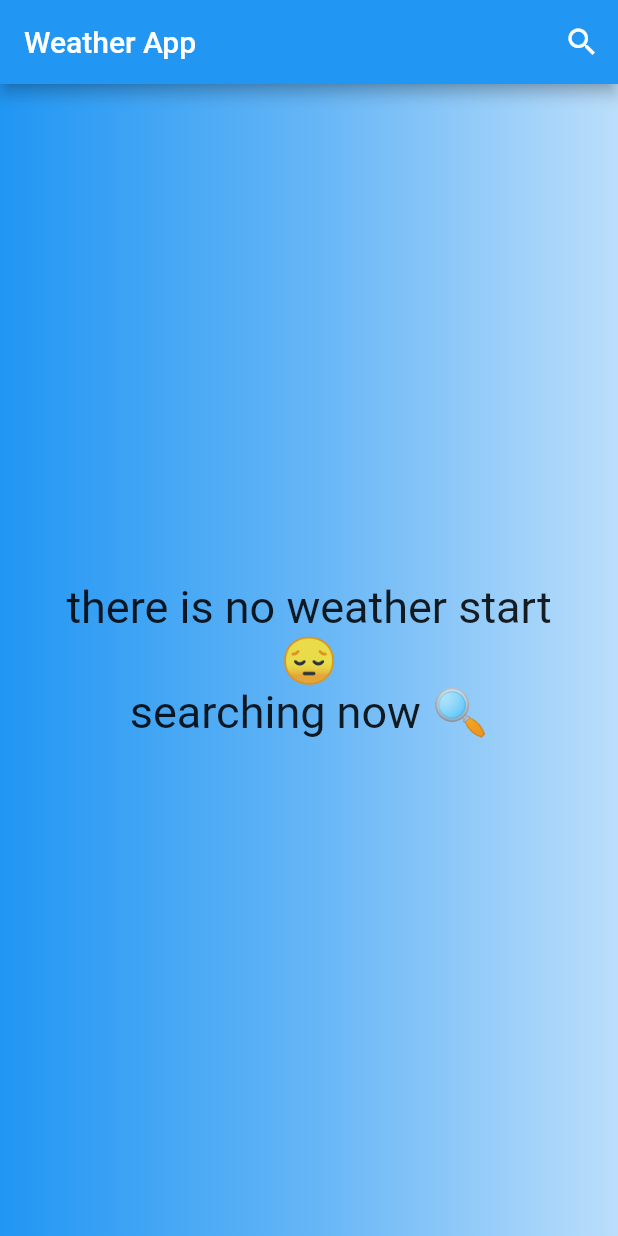
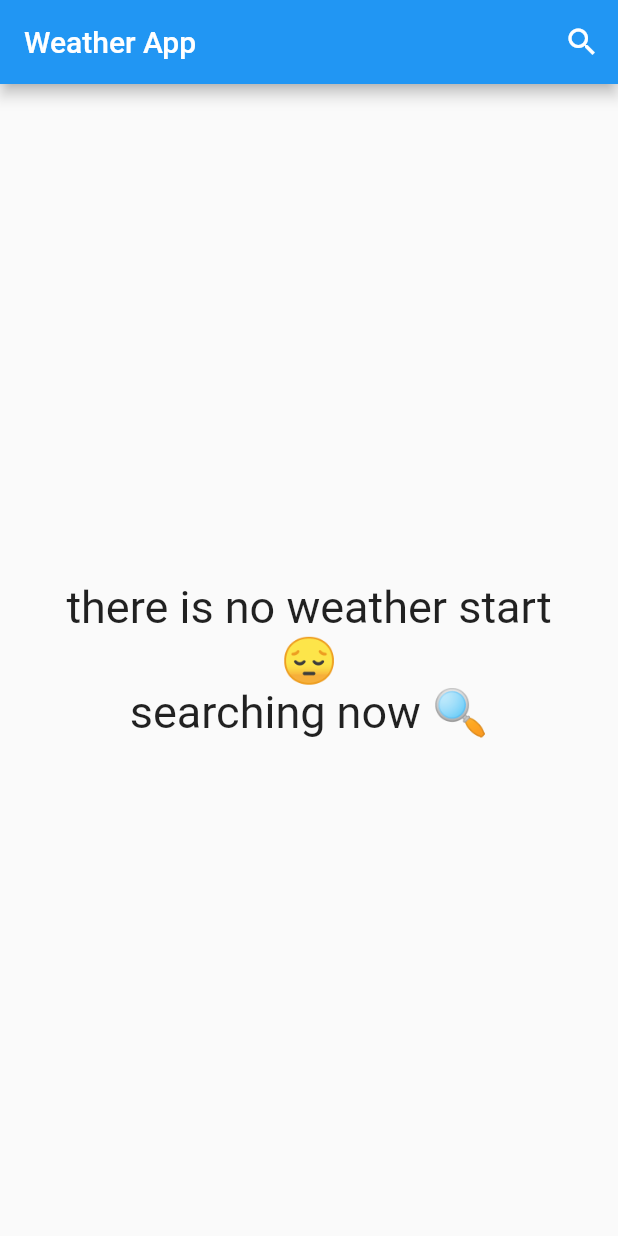
Before and after one commit to AhmedMohmmedd/WeatherApp, a Flutter app: the screen it shows after launch, on a phone screen of 412 x 824 dp. Run offline on Flutter 3.47's test engine with Material 2 defaults, Android fonts, the phone set to English and light mode, and no system bars; our stand-ins replace flutter_bloc.

Commit message:
final update

```diff
--- /dev/null
+++ b/lib/cubits/weather_cubit/weather_cubit.dart
@@ -0,0 +1,25 @@
+import 'package:flutter_bloc/flutter_bloc.dart';
+import 'package:weatherapp/cubits/weather_cubit/weather_state.dart';
+
+import '../../models/weather_model.dart';
+import '../../services/weather_services.dart';
+
+class WeatherCubit extends Cubit<WeatherState> {
+  WeatherService weathrservice;
+  WeatherModel? weatherModel;
+  String? cityName;
+
+  WeatherCubit(this.weathrservice) : super(WeathherInitial());
+
+  void getWeather({required String cityName}) async {
+    emit(WeathherLoding());
+
+     weatherModel = await weathrservice.getWeather(cityName: cityName);
+      emit(WeathherSuccess());
+
+    if(weatherModel == null){
+     emit(WeathherFailure());
+    }
+
+    }
+  }
--- /dev/null
+++ b/lib/cubits/weather_cubit/weather_state.dart
@@ -0,0 +1,7 @@
+abstract class WeatherState{}
+class WeathherInitial extends WeatherState {}
+
+
+class WeathherLoding extends WeatherState {}
+class WeathherSuccess extends WeatherState {}
+class WeathherFailure extends WeatherState {}
--- a/lib/main.dart
+++ b/lib/main.dart
@@ -1,13 +1,16 @@
 import 'package:flutter/material.dart';
+import 'package:flutter_bloc/flutter_bloc.dart';
 import 'package:provider/provider.dart';
+import 'package:weatherapp/cubits/weather_cubit/weather_cubit.dart';
 import 'package:weatherapp/models/weather_model.dart';
 import 'package:weatherapp/pages/home_page.dart';
 import 'package:weatherapp/providers/weather_provider.dart';
+import 'package:weatherapp/services/weather_services.dart';
 
 void main() {
-  runApp(ChangeNotifierProvider(
+  runApp(BlocProvider(
       create: (context) {
-        return WeatherProvider();
+        return WeatherCubit(WeatherService());
       },
       child: WeatherApp()));
 }
@@ -19,13 +22,14 @@ class WeatherApp extends StatelessWidget {
   Widget build(BuildContext context) {
     return MaterialApp(
       debugShowCheckedModeBanner: false,
-      theme: ThemeData(
-        // brightness: Brightness.dark,
-        primarySwatch: Provider.of<WeatherProvider>(context).weatherData == null
+      theme: ThemeData (
+
+        primarySwatch: Provider.of<WeatherCubit>(context).weatherModel == null
             ? Colors.blue
-            : Provider.of<WeatherProvider>(context).weatherData!.getColor(),
+            : BlocProvider.of<WeatherCubit>(context).weatherModel!.getColor(),
       ),
       home: HomePage(),
     );
   }
 }
+// brightness: Brightness.dark,
--- a/lib/models/weather_model.dart
+++ b/lib/models/weather_model.dart
@@ -55,7 +55,7 @@ class WeatherModel {
     }
   }
 
-  MaterialColor getColor() {
+  MaterialColor getColor()  {
     if (weatherStatename == 'Clear' || weatherStatename == 'Sunny') {
       return Colors.orange;
     } else if (weatherStatename == 'Sleet' ||
--- a/lib/pages/home_page.dart
+++ b/lib/pages/home_page.dart
@@ -1,18 +1,14 @@
 import 'package:flutter/material.dart';
+import 'package:flutter_bloc/flutter_bloc.dart';
 import 'package:provider/provider.dart';
+import 'package:weatherapp/cubits/weather_cubit/weather_cubit.dart';
+import 'package:weatherapp/cubits/weather_cubit/weather_state.dart';
 import 'package:weatherapp/pages/search_page.dart';
 import 'package:weatherapp/providers/weather_provider.dart';
 
 import '../models/weather_model.dart';
 
-class HomePage extends StatefulWidget {
-  HomePage({Key? key}) : super(key: key);
-
-  @override
-  State<HomePage> createState() => _HomePageState();
-}
-
-class _HomePageState extends State<HomePage> {
+class HomePage extends StatelessWidget {
   //WeatherModel? weatherData;
 
   WeatherModel? weatherData;
@@ -37,17 +33,36 @@ class _HomePageState extends State<HomePage> {
         ],
         title: Text('Weather App'),
       ),
-// Provider.of<WeatherProvider>(context , listen: true).weatherData
-      body: weatherData == null
-          ? Container(
-            decoration: BoxDecoration(
-              gradient: LinearGradient(colors:[
-                Colors.blue,
-                Colors.blue[300]!,
-                Colors.blue[100]!,
-              ])
+      body: BlocBuilder<WeatherCubit, WeatherState>(
+        builder: (context, State) {
+          if (State is WeathherLoding) {
+            return Center(
+              child: CircularProgressIndicator(),
+            );
+          } else if (State is WeathherSuccess) {
+           weatherData = BlocProvider.of<WeatherCubit>(context).weatherModel;
+            return successBody(weatherData: weatherData);
+          } else if (State is WeathherFailure) {
+            return Center(
+              child: Text('SomeThing went wrong please try agin'),
+            );
+          } else {
+            return DefaultlHomePahe();
+          }
+        },
       ),
-            child: Center(
+    );
+  }
+}
+
+class DefaultlHomePahe extends StatelessWidget {
+  const DefaultlHomePahe({
+    super.key,
+  });
+
+  @override
+  Widget build(BuildContext context) {
+    return Center(
       child: Column(
         mainAxisSize: MainAxisSize.min,
         children: [
@@ -71,9 +86,21 @@ class _HomePageState extends State<HomePage> {
           )
         ],
       ),
-              ),
-          )
-          : Container(
+    );
+  }
+}
+
+class successBody extends StatelessWidget {
+  const successBody({
+    super.key,
+    required this.weatherData,
+  });
+
+  final WeatherModel? weatherData;
+
+  @override
+  Widget build(BuildContext context) {
+    return Container(
       decoration: BoxDecoration(
           gradient: LinearGradient(
         colors: [
--- a/lib/providers/weather_provider.dart
+++ b/lib/providers/weather_provider.dart
@@ -1,15 +1,15 @@
-import 'package:flutter/cupertino.dart';
-import 'package:weatherapp/models/weather_model.dart';
+// import 'package:flutter/cupertino.dart';
+// import 'package:weatherapp/models/weather_model.dart';
 
-class WeatherProvider extends ChangeNotifier {
-  WeatherModel? _weatherData;
+// class WeatherProvider extends ChangeNotifier {
+//   WeatherModel? _weatherData;
 
-  String? cityName;
+//   String? cityName;
 
-  set weatherData(WeatherModel? weather) {
-    _weatherData = weather;
-    notifyListeners();
-  }
+//   set weatherData(WeatherModel? weather) {
+//     _weatherData = weather;
+//     notifyListeners();
+//   }
 
-  WeatherModel? get weatherData => _weatherData;
-}
+//   WeatherModel? get weatherData => _weatherData;
+// }
--- a/pubspec.yaml
+++ b/pubspec.yaml
@@ -37,6 +37,7 @@ dependencies:
   # The following adds the Cupertino Icons font to your application.
   # Use with the CupertinoIcons class for iOS style icons.
   cupertino_icons: ^1.0.2
+  flutter_bloc: ^8.1.3
 
 dev_dependencies:
   flutter_test:
```
Also changed, not shown: lib/pages/search_page.dart (+16 -28 lines), lib/services/weather_services.dart (+0 -8 lines), pubspec.lock. Lines whose indentation alone changed are shown as unchanged.
